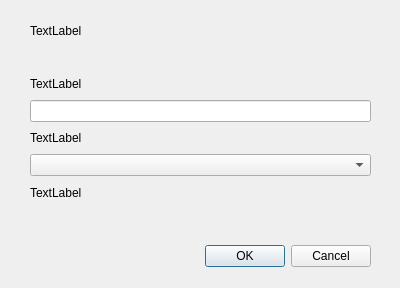
This is ui/dialog_import_data.ui in JanCaha/Erosion-Data-Preparation-Plugin as Qt 5 draws it before an edit. The edited form follows.
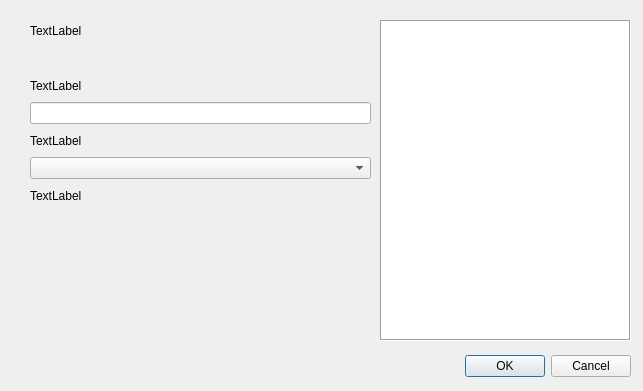
This is the edited form. Custom widgets are drawn as their Qt base class.

Commit message: update dialog import data

```diff
--- a/ui/dialog_import_data.ui
+++ b/ui/dialog_import_data.ui
@@ -6,8 +6,8 @@
    <rect>
     <x>0</x>
     <y>0</y>
-    <width>400</width>
-    <height>288</height>
+    <width>643</width>
+    <height>391</height>
    </rect>
   </property>
   <property name="windowTitle">
@@ -17,8 +17,8 @@
    <property name="geometry">
     <rect>
      <x>30</x>
-     <y>240</y>
-     <width>341</width>
+     <y>350</y>
+     <width>601</width>
      <height>32</height>
     </rect>
    </property>
@@ -35,7 +35,7 @@
      <x>30</x>
      <y>20</y>
      <width>341</width>
-     <height>209</height>
+     <height>214</height>
     </rect>
    </property>
    <layout class="QVBoxLayout" name="verticalLayout">
@@ -81,6 +81,19 @@
     </item>
    </layout>
   </widget>
+  <widget class="QTextBrowser" name="helpText">
+   <property name="geometry">
+    <rect>
+     <x>380</x>
+     <y>20</y>
+     <width>251</width>
+     <height>321</height>
+    </rect>
+   </property>
+   <property name="frameShape">
+    <enum>QFrame::Box</enum>
+   </property>
+  </widget>
  </widget>
  <customwidgets>
   <customwidget>
```
